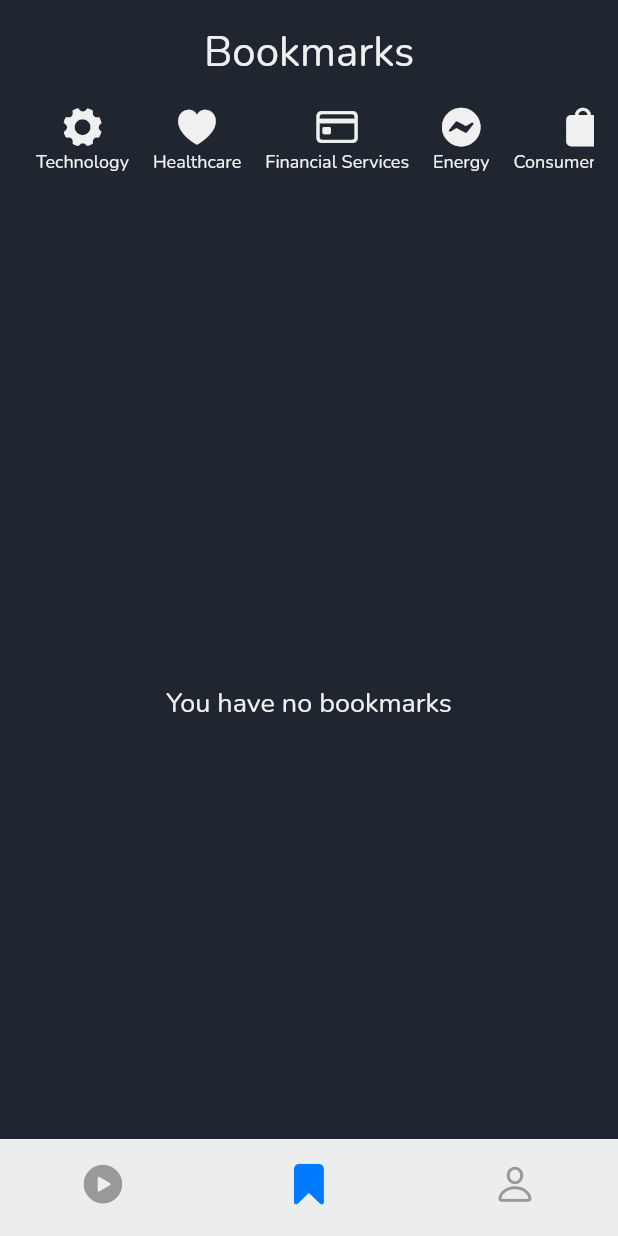
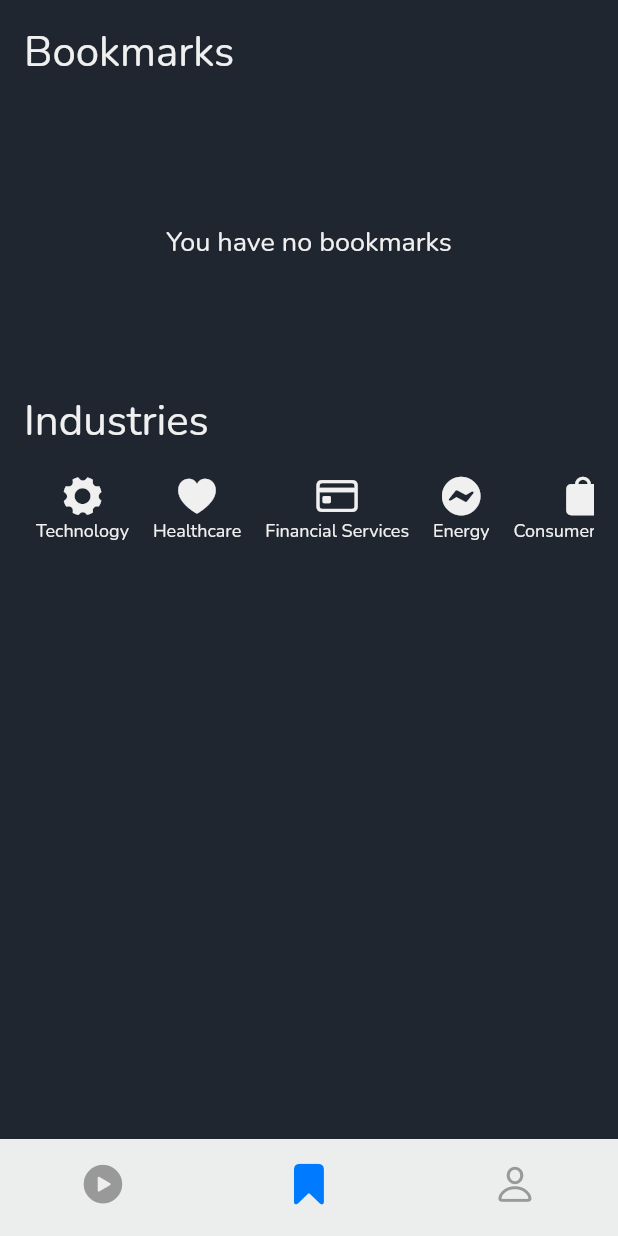
Before and after one commit to Saatvik-Aggarwal/Fishbowl, a Flutter app: the screen it shows once a user with an empty profile is signed in, item 2 of the bottom bar chosen, on a phone screen of 412 x 824 dp. Run offline on Flutter 3.47's test engine with Material 3 defaults, Android fonts, the phone set to English and light mode, and no system bars; our stand-ins replace cloud_firestore, firebase_auth, firebase_core, flutter_svg, lottie, toast and 1 more; missing offline and left inert: openai_client, swipable_stack; accounts and stored records are empty.

Commit message:
qwertyu8i

```diff
--- a/lib/bookmarks.dart
+++ b/lib/bookmarks.dart
@@ -1,6 +1,7 @@
 import 'package:fishbowl/appsettings.dart';
 import 'package:fishbowl/feed.dart';
 import 'package:fishbowl/globalstate.dart';
+import 'package:fishbowl/obj/company.dart';
 import 'package:flutter/cupertino.dart';
 import 'package:flutter/material.dart';
 
@@ -38,14 +39,23 @@ class _BookmarksPageState extends State<BookmarksPage> {
     'Manufacturing': CupertinoIcons.hammer_fill,
   };
 
+  String? selectedIndustry;
+  List<Company> filteredCompanies = [];
+
   @override
   Widget build(BuildContext context) {
+    // Filter the companies based on the selected industry
+    filteredCompanies = GlobalState().companies.values.where((company) {
+      return selectedIndustry == null ||
+          company.industries!.contains(selectedIndustry!);
+    }).toList();
+
     return CupertinoPageScaffold(
       backgroundColor: settings.getBackgroundColor(),
       child: Padding(
         padding: const EdgeInsets.all(16),
         child: Column(
-          mainAxisAlignment: MainAxisAlignment.center,
+          crossAxisAlignment: CrossAxisAlignment.start,
           children: [
             Text(
               "Bookmarks",
@@ -54,9 +64,9 @@ class _BookmarksPageState extends State<BookmarksPage> {
                   fontSize: 28,
                   fontWeight: FontWeight.w200),
             ),
-            SizedBox(height: 16),
-            industryScrollView(),
-            Expanded(
+            SizedBox(height: 8),
+            Container(
+              height: 200,
               child: (GlobalState().user == null ||
                       GlobalState().user!.bookmarks.isEmpty)
                   ? Center(
@@ -74,8 +84,7 @@ class _BookmarksPageState extends State<BookmarksPage> {
                         return Card(
                             child: ListTile(
                           title: Text(GlobalState()
-                                .companies[
-                                    GlobalState().user!.bookmarks[index]]!
+                              .companies[GlobalState().user!.bookmarks[index]]!
                               .name!),
                           trailing: const Icon(Icons.arrow_forward_ios),
                           onTap: () {
@@ -91,7 +100,42 @@ class _BookmarksPageState extends State<BookmarksPage> {
                           },
                         ));
                       },
-                      ))
+                    ),
+            ),
+            Text(
+              "Industries",
+              style: TextStyle(
+                  color: settings.getPrimaryColor(),
+                  fontSize: 28,
+                  fontWeight: FontWeight.w200),
+            ),
+            SizedBox(height: 16),
+            industryScrollView(),
+            SizedBox(height: 16),
+            Expanded(
+              child: ListView.builder(
+                itemCount: filteredCompanies.length,
+                itemBuilder: (context, index) {
+                  Company company = filteredCompanies[index];
+                  return Card(
+                    child: ListTile(
+                      title: Text(company.name!),
+                      trailing: const Icon(Icons.arrow_forward_ios),
+                      onTap: () {
+                        Navigator.push(
+                          context,
+                          CupertinoPageRoute(
+                            builder: (context) => SingleFeedPage(
+                              company: company,
+                            ),
+                          ),
+                        );
+                      },
+                    ),
+                  );
+                },
+              ),
+            )
           ],
         ),
       ),
@@ -107,6 +151,12 @@ class _BookmarksPageState extends State<BookmarksPage> {
         itemBuilder: (context, index) {
           return Padding(
             padding: const EdgeInsets.symmetric(horizontal: 8.0),
+            child: GestureDetector(
+              onTap: () {
+                setState(() {
+                  selectedIndustry = industries[index];
+                });
+              },
               child: Column(
                 children: [
                   Icon(
@@ -123,6 +173,7 @@ class _BookmarksPageState extends State<BookmarksPage> {
                   ),
                 ],
               ),
+            ),
           );
         },
       ),
--- a/lib/obj/company.dart
+++ b/lib/obj/company.dart
@@ -12,6 +12,7 @@ class Company {
   double? pricePerShare;
   double? goalAmount;
   double? currentTotal;
+  List<dynamic>? industries;
   String? id;
 
   Company(
@@ -24,6 +25,7 @@ class Company {
       this.pricePerShare,
       this.goalAmount,
       this.currentTotal,
+      this.industries,
       required this.id});
 
   factory Company.fromFirestore(
@@ -42,10 +44,15 @@ class Company {
         pricePerShare: data?['price_per_share'],
         goalAmount: data?['goal_amount'],
         currentTotal: data?['current_total'],
+        industries: data?['industries'],
         id: snapshot.id);
 
     GlobalState().companies[c.id!] = c;
     return c;
+  }
+
+  List<dynamic> getIndustries() {
+    return industries!;
   }
 
   String getAboutUs() {
```
Lines whose indentation alone changed are shown as unchanged.
